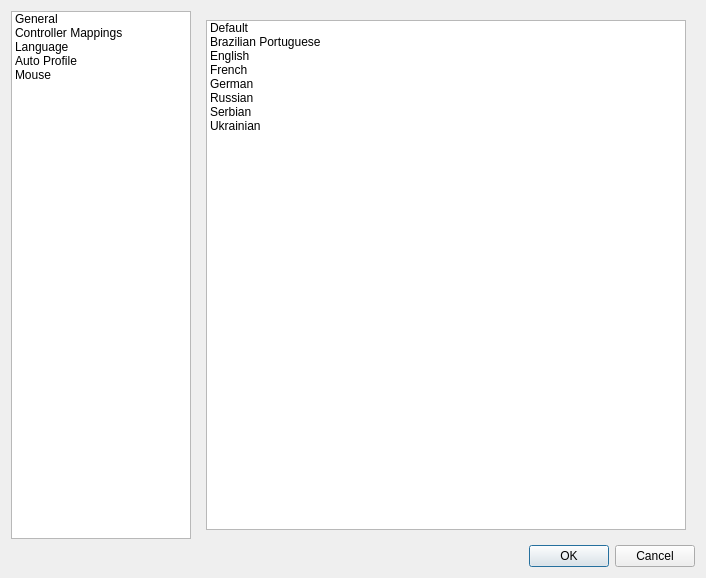
First picture: the form in src/mainsettingsdialog.ui, repository AntiMicroX/antimicrox, before the edit.
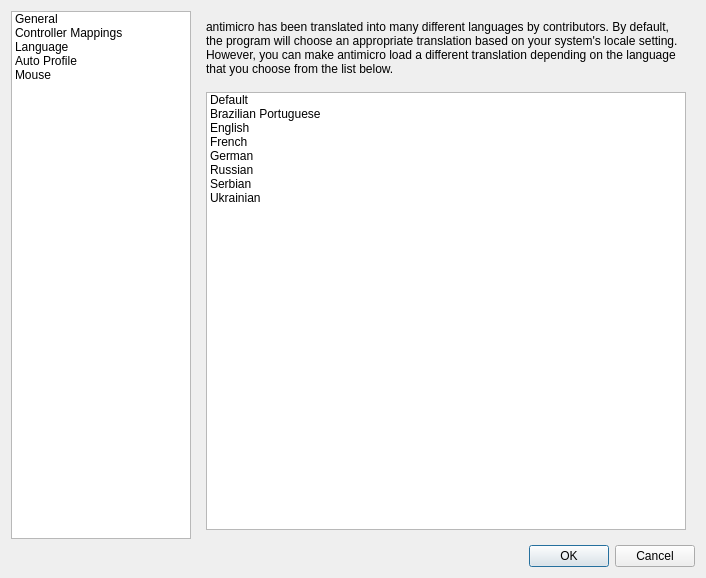
Second picture: the form after the edit. The open tabs and pages were chosen to show the change. Icons and pictures are not drawn.

Commit message: Added language settings to first run wizard.

The edit to the form file:
```diff
--- a/src/mainsettingsdialog.ui
+++ b/src/mainsettingsdialog.ui
@@ -521,6 +521,32 @@
        </widget>
        <widget class="QWidget" name="page">
         <layout class="QVBoxLayout" name="verticalLayout_4">
+         <item>
+          <widget class="QLabel" name="label_8">
+           <property name="text">
+            <string>&lt;html&gt;&lt;head/&gt;&lt;body&gt;&lt;p&gt;antimicro has been translated into many different languages by contributors. By default, the program will choose an appropriate translation based on your system's locale setting. However, you can make antimicro load a different translation depending on the language that you choose from the list below.&lt;/p&gt;&lt;/body&gt;&lt;/html&gt;</string>
+           </property>
+           <property name="wordWrap">
+            <bool>true</bool>
+           </property>
+          </widget>
+         </item>
+         <item>
+          <spacer name="verticalSpacer_6">
+           <property name="orientation">
+            <enum>Qt::Vertical</enum>
+           </property>
+           <property name="sizeType">
+            <enum>QSizePolicy::Minimum</enum>
+           </property>
+           <property name="sizeHint" stdset="0">
+            <size>
+             <width>10</width>
+             <height>10</height>
+            </size>
+           </property>
+          </spacer>
+         </item>
          <item>
           <widget class="QListWidget" name="localeListWidget">
            <item>
```
The commit also changes 6 other files.
